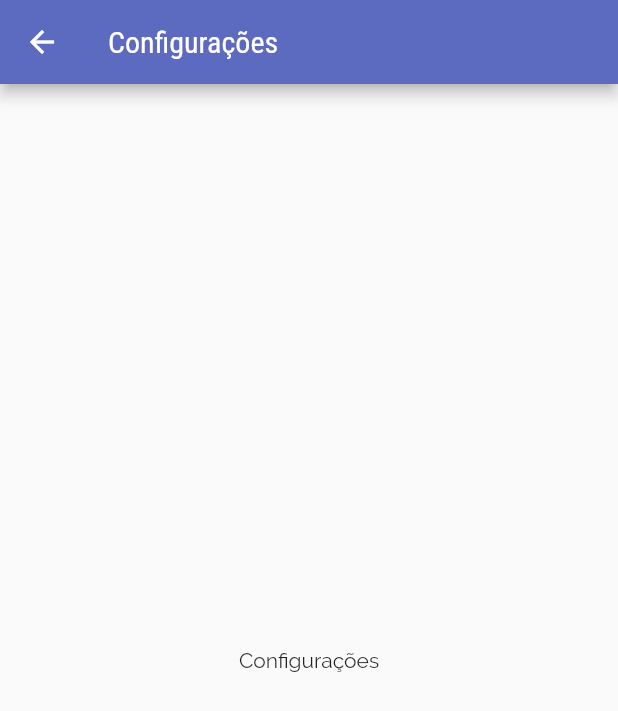
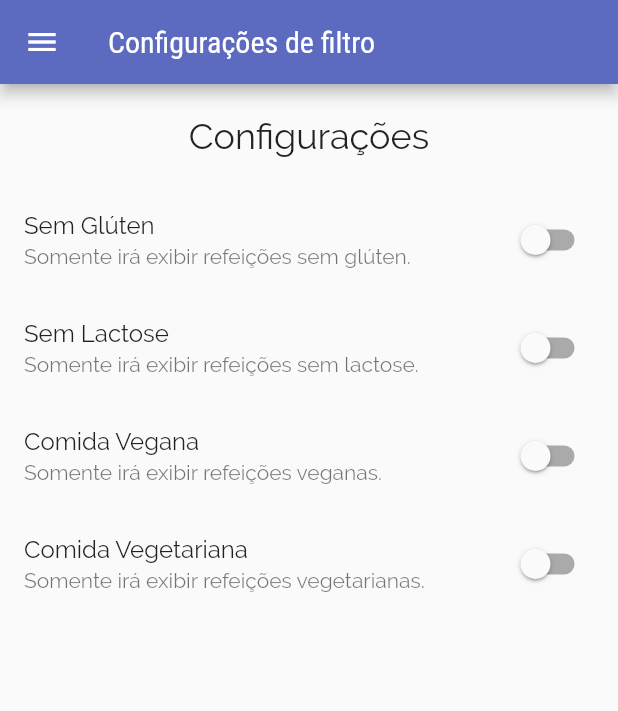
Before and after one commit to icarodavi/meals, a Flutter app: the SettingsScreen screen opened by its route, on a phone screen of 412 x 824 dp. Shown: the top 711 px of the screen. Run offline on Flutter 3.47's test engine with Material 2 defaults, Android fonts, the phone set to English and light mode, and no system bars; network calls fail.

Commit message:
Filtering Meals by types

```diff
--- a/lib/components/main_drawer.dart
+++ b/lib/components/main_drawer.dart
@@ -42,8 +42,8 @@ class MainDrawer extends StatelessWidget {
             ),
           ),
         ),
-        _createItem(Icons.restaurant, 'Refeições',
-            () => Navigator.of(context).restorablePushNamed(AppRoutes.HOME)),
+        _createItem(Icons.restaurant, 'Home',
+            () => Navigator.of(context).pushReplacementNamed(AppRoutes.HOME)),
         const Divider(
           thickness: 0.8,
         ),
@@ -51,7 +51,7 @@ class MainDrawer extends StatelessWidget {
             Icons.settings,
             'Configurações',
             () =>
-                Navigator.of(context).restorablePushNamed(AppRoutes.SETTINGS)),
+                Navigator.of(context).pushReplacementNamed(AppRoutes.SETTINGS)),
         // const Divider(
         //   thickness: 0.8,
         // ),
--- /dev/null
+++ b/lib/models/settings.dart
@@ -0,0 +1,13 @@
+class Settings {
+  bool isGlutenFree;
+  bool isLactoseFree;
+  bool isVegan;
+  bool isVegetarian;
+
+  Settings({
+    this.isGlutenFree = false,
+    this.isLactoseFree = false,
+    this.isVegan = false,
+    this.isVegetarian = false,
+  });
+}
--- a/lib/screens/meal_details_screen.dart
+++ b/lib/screens/meal_details_screen.dart
@@ -86,6 +86,12 @@ class MealDetail extends StatelessWidget {
           ),
         ]),
       ),
+      floatingActionButton: FloatingActionButton(
+        child: Icon(Icons.favorite_border_outlined),
+        onPressed: () {
+          Navigator.of(context).pop(meal.title);
+        },
+      ),
     );
   }
 }
--- a/lib/screens/settings_screen.dart
+++ b/lib/screens/settings_screen.dart
@@ -1,15 +1,92 @@
 import 'package:flutter/material.dart';
+import 'package:meals/components/main_drawer.dart';
+import '../models/settings.dart';
 
-class SettingsScreen extends StatelessWidget {
-  const SettingsScreen({Key? key}) : super(key: key);
+class SettingsScreen extends StatefulWidget {
+  const SettingsScreen(this.onSettingsChanged, this.settings, {Key? key})
+      : super(key: key);
+
+  final Function(Settings) onSettingsChanged;
+  final Settings settings;
+
+  @override
+  State<SettingsScreen> createState() => _SettingsScreenState();
+}
+
+class _SettingsScreenState extends State<SettingsScreen> {
+  late Settings settings;
+  Widget _createSwitch(String title, String subtitle, bool value,
+      void Function(bool?) onChanged) {
+    return SwitchListTile.adaptive(
+      title: Text(title),
+      subtitle: Text(subtitle),
+      value: value,
+      onChanged: onChanged,
+    );
+  }
+
+  @override
+  void initState() {
+    super.initState();
+    settings = widget.settings;
+  }
 
   @override
   Widget build(BuildContext context) {
     return Scaffold(
       appBar: AppBar(
-        title: const Text('Configurações'),
+        title: const Text('Configurações de filtro'),
       ),
-      body: const Center(child: Text('Configurações')),
+      drawer: const MainDrawer(),
+      body: Column(children: [
+        Container(
+          padding: const EdgeInsets.all(20),
+          child: Text(
+            'Configurações',
+            style: Theme.of(context).textTheme.headline5,
+          ),
+        ),
+        Expanded(
+          child: ListView(children: [
+            _createSwitch(
+                'Sem Glúten',
+                'Somente irá exibir refeições sem glúten.',
+                settings.isGlutenFree, (value) {
+              setState(() {
+                settings.isGlutenFree = value!;
+                widget.onSettingsChanged(settings);
+              });
+            }),
+            _createSwitch(
+                'Sem Lactose',
+                'Somente irá exibir refeições sem lactose.',
+                settings.isLactoseFree, (value) {
+              setState(() {
+                settings.isLactoseFree = value!;
+                widget.onSettingsChanged(settings);
+              });
+            }),
+            _createSwitch(
+                'Comida Vegana',
+                'Somente irá exibir refeições veganas.',
+                settings.isVegan, (value) {
+              setState(() {
+                settings.isVegan = value!;
+                widget.onSettingsChanged(settings);
+              });
+            }),
+            _createSwitch(
+                'Comida Vegetariana',
+                'Somente irá exibir refeições vegetarianas.',
+                settings.isVegetarian, (value) {
+              setState(() {
+                settings.isVegetarian = value!;
+                widget.onSettingsChanged(settings);
+              });
+            }),
+          ]),
+        )
+      ]),
     );
   }
 }
```
Also changed, not shown: lib/components/meal_item.dart (+6 -2 lines), lib/main.dart (+37 -14 lines), lib/screens/categories_meals_screen.dart (+6 -6 lines).
